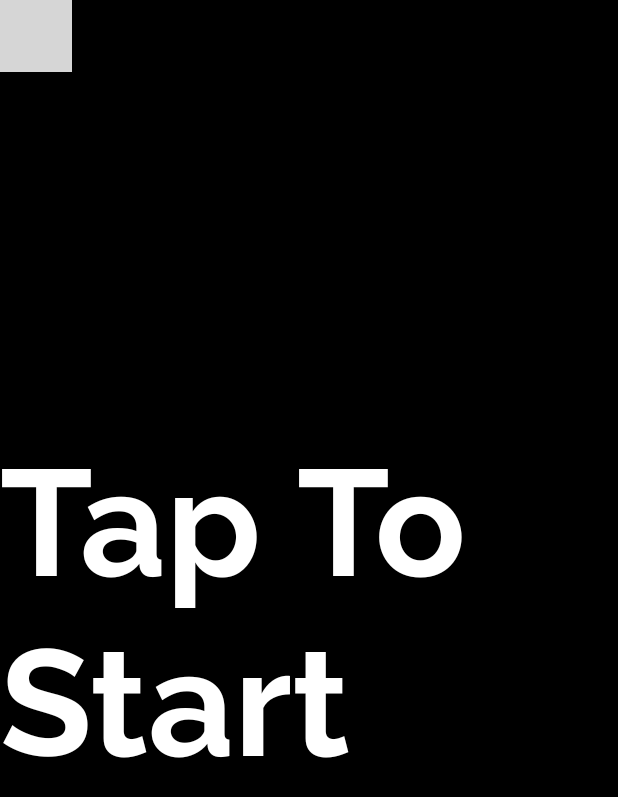
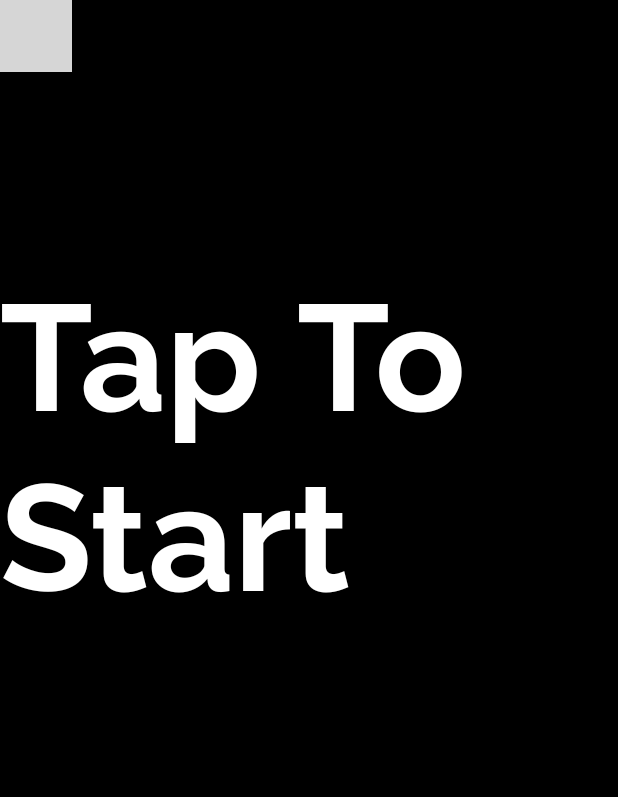
Before and after one commit to bugzzy139/EconoShow, an Android app built with Jetpack Compose: the screen it shows after launch (MainActivity), on a phone screen of 412 x 824 dp. Shown: the top 797 px of the screen. Run offline under Robolectric (Android 15) with nearby library versions, the phone set to English and light mode, and no system bars; our stand-ins replace window size class; libraries missing offline, so code that uses them is left out: com.pratikk.jetpdfvue; 3 statements that could not run were skipped; grey boxes are pictures that could not be loaded.

Commit message:
Adjusted home screen to play collated video. Added some more videos for the robotics area. Allowed the video player to play different video file extensions.

```diff
--- a/app/src/main/java/com/example/econoshow/ui/HomeScreen.kt
+++ b/app/src/main/java/com/example/econoshow/ui/HomeScreen.kt
@@ -36,7 +36,7 @@ fun HomeScreen(
         modifier = modifier
     ) {
         VideoPlayer(
-            videoRes = R.raw.dummy01,
+            videoRes = R.raw.feature_collated,
             playWhenReady = true,
             loop = true,
             showControls = false,
@@ -48,8 +48,8 @@ fun HomeScreen(
         //Creates an infinite animation to bounce the padding value of the text up and down
         val infiniteTransition = rememberInfiniteTransition(label = "infinite")
         val paddingValue by infiniteTransition.animateValue(
-            initialValue = 0.dp,
-            targetValue = 20.dp,
+            initialValue = 400.dp,
+            targetValue = 420.dp,
             typeConverter = Dp.VectorConverter,
             animationSpec = infiniteRepeatable(
                 animation = tween(1000, easing = EaseInOut),
@@ -62,7 +62,7 @@ fun HomeScreen(
             text = stringResource(R.string.tap_to_start),
             style = MaterialTheme.typography.displayLarge,
             modifier = Modifier
-                .align(Alignment.Center)
+                .align(Alignment.BottomCenter)
                 .padding(bottom = paddingValue)
         )
         Button(
--- a/app/src/main/java/com/example/econoshow/utils/VideoPlayer.kt
+++ b/app/src/main/java/com/example/econoshow/utils/VideoPlayer.kt
@@ -1,5 +1,6 @@
 package com.example.econoshow.utils
 
+import android.util.TypedValue
 import androidx.annotation.RawRes
 import androidx.compose.foundation.layout.fillMaxWidth
 import androidx.compose.foundation.layout.height
@@ -37,8 +38,17 @@ fun VideoPlayer(
     //Initialize ExoPlayer
     val exoPlayer = ExoPlayer.Builder(context).build()
 
+    //Get file extension
+    var value = TypedValue()
+    context.resources.getValue(videoRes, value, true)
+    val resPath = value.string.toString()
+
+    val regex = Regex("[.]\\w{3}", RegexOption.IGNORE_CASE)
+    val matchResult = regex.find(resPath)
+    val extension = matchResult.toString()
+
     val uri = context.resources.openRawResource(videoRes)
-        .toFile(".mp4").toUri()
+        .toFile(extension).toUri()
 
     //Create a MediaSource
     val mediaSource = remember(uri) {
--- a/app/src/main/res/values/machine.xml
+++ b/app/src/main/res/values/machine.xml
@@ -19,6 +19,7 @@
     <string name="machine_wrapAround_name">Wrap Around Spartan</string>
     <string name="machine_robot_palletizer">E-Pal Cobot Palletizer</string>
     <string name="machine_robot_case_packer">EC Pack</string>
+    <string name="machine_robot_econobot">EconoBot Loading</string>
     <string name="machine_beverage_twinseal">Twinseal</string>
     <string name="machine_beverage_e_2000">E-2000</string>
     <string name="machine_beverage_spartan">Spartan</string>
--- a/app/src/main/res/values/video_titles.xml
+++ b/app/src/main/res/values/video_titles.xml
@@ -38,6 +38,9 @@
     <string name="video_title_spartan_m_pro_02">Spartan M-Pro Cartoner</string>
     <string name="video_title_econo_60_01">Econocorp Econo-60 Continuous Motion Cartoner</string>
     <string name="video_title_robotics_01">Econocorp Spartan Cartoner Integrated with a Fanuc Robot</string>
+    <string name="video_title_robotics_sim_01">Robotic Simulation - V-System Perpendicular Conveyor Pick and Place</string>
+    <string name="video_title_robotics_sim_02">Robotic Simulation - Dual Lane Upstream Pick and Place</string>
+    <string name="video_title_robotics_sim_03">Robotic Simulation - Single Lane Upstream Pick and Place</string>
     <string name="video_title_spartan_01">Econocorp Spartan Cartoner Packaging Tubs of Ice Cream</string>
     <string name="video_title_spartan_02">Spartan Cartoner Packaging Trays of Muffins</string>
     <string name="video_title_spartan_03">Econocorp Spartan Cartoner Packaging Coffee Filters</string>
--- a/gradle/libs.versions.toml
+++ b/gradle/libs.versions.toml
@@ -1,5 +1,5 @@
 [versions]
-agp = "8.9.2"
+agp = "8.10.1"
 kotlin = "2.0.21"
 coreKtx = "1.16.0"
 junit = "4.13.2"
```
Also changed, not shown: app/src/main/java/com/example/econoshow/data/LocalEconoShowDataProvider.kt (+52 -4 lines), 4 other files.
